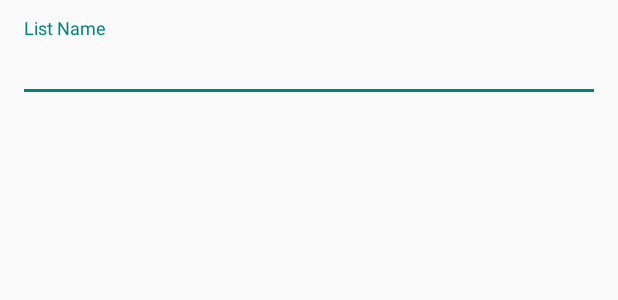
After one commit to MrThe-KotlinDroid/Android_Bootcamp_Projects, an Android app: the layout dialog_add_task_list.xml on its own in the app's theme, with its tools: preview values and no code run, on a phone screen of 412 x 824 dp. The commit adds this screen. Shown: the top 300 px of the screen. Run offline under Robolectric (Android 15) with nearby library versions, the phone set to English and light mode, and no system bars.

Commit message:
chore: Add dialog for creating new task lists and update related functionality

```diff
--- a/I. Beginner_Projects/12_Get It Done/app/src/main/java/com/example/getitdone/data/database/GetItDoneDatabase.kt
+++ b/I. Beginner_Projects/12_Get It Done/app/src/main/java/com/example/getitdone/data/database/GetItDoneDatabase.kt
@@ -50,12 +50,6 @@ abstract class GetItDoneDatabase : RoomDatabase() {
                             // Insert default task list
                             db.execSQL("INSERT INTO task_list (name) VALUES ('Tasks')")
                         }
-
-                        override fun onOpen(db: SupportSQLiteDatabase) {
-                            super.onOpen(db)
-                            // Ensure default task list exists even if onCreate wasn't called
-                            db.execSQL("INSERT OR IGNORE INTO task_list (task_list_id, name) VALUES (1, 'Tasks')")
-                        }
                     })
                     .build()
                 DATABASE_INSTANCE = instance
--- a/I. Beginner_Projects/12_Get It Done/app/src/main/java/com/example/getitdone/data/database/TaskDao.kt
+++ b/I. Beginner_Projects/12_Get It Done/app/src/main/java/com/example/getitdone/data/database/TaskDao.kt
@@ -15,8 +15,8 @@ interface TaskDao {
     @Insert
     suspend fun createTask(task: Task)
 
-    @Query("SELECT * FROM task")
-    fun getAllTasks(): Flow<List<Task>>
+    @Query("SELECT * FROM task WHERE task.list_id = :taskListId")
+    fun getAllTasks(taskListId: Int): Flow<List<Task>>
 
     @Query("SELECT * FROM task WHERE task.is_starred = 1")
     fun getStarredTasks(): Flow<List<Task>>
--- a/I. Beginner_Projects/12_Get It Done/app/src/main/java/com/example/getitdone/ui/tasks/TasksFragment.kt
+++ b/I. Beginner_Projects/12_Get It Done/app/src/main/java/com/example/getitdone/ui/tasks/TasksFragment.kt
@@ -11,7 +11,7 @@ import com.example.getitdone.data.model.Task
 import com.example.getitdone.databinding.FragmentTasksBinding
 import kotlinx.coroutines.launch
 
-class TasksFragment : Fragment(), TasksAdapter.TaskItemClickListener {
+class TasksFragment(private val taskListId: Int) : Fragment(), TasksAdapter.TaskItemClickListener {
 
     private val viewModel: TasksViewModel by viewModels()
     private lateinit var binding: FragmentTasksBinding
@@ -35,7 +35,7 @@ class TasksFragment : Fragment(), TasksAdapter.TaskItemClickListener {
 
     private fun fetchAllTasks() {
         lifecycleScope.launch {
-            viewModel.fetchTasks().collect { tasks ->
+            viewModel.fetchTasks(taskListId).collect { tasks ->
                 adapter.setTasks(tasks)
             }
         }
--- a/I. Beginner_Projects/12_Get It Done/app/src/main/java/com/example/getitdone/ui/tasks/TasksViewModel.kt
+++ b/I. Beginner_Projects/12_Get It Done/app/src/main/java/com/example/getitdone/ui/tasks/TasksViewModel.kt
@@ -12,8 +12,8 @@ class TasksViewModel : ViewModel() {
 
     private val repository: TaskRepository = GetItDoneApplication.taskRepository
 
-    fun fetchTasks(): Flow<List<Task>> {
-        return repository.getTasks()
+    fun fetchTasks(taskListId: Int): Flow<List<Task>> {
+        return repository.getTasks(taskListId)
     }
 
     fun updateTask(task: Task) {
--- /dev/null
+++ b/I. Beginner_Projects/12_Get It Done/app/src/main/res/layout/dialog_add_task_list.xml
@@ -0,0 +1,21 @@
+<?xml version="1.0" encoding="utf-8"?>
+<androidx.constraintlayout.widget.ConstraintLayout xmlns:android="http://schemas.android.com/apk/res/android"
+    android:layout_width="match_parent"
+    android:layout_height="wrap_content"
+    android:padding="12dp"
+    xmlns:app="http://schemas.android.com/apk/res-auto">
+
+    <com.google.android.material.textfield.TextInputLayout
+        app:layout_constraintTop_toTopOf="parent"
+        android:layout_width="match_parent"
+        android:hint="@string/add_task_list_field_hint"
+        android:layout_height="wrap_content">
+
+        <com.google.android.material.textfield.TextInputEditText
+            android:id="@+id/edit_text_list_name"
+            android:layout_width="match_parent"
+            android:layout_height="wrap_content"/>
+
+    </com.google.android.material.textfield.TextInputLayout>
+
+</androidx.constraintlayout.widget.ConstraintLayout>
--- a/I. Beginner_Projects/12_Get It Done/app/src/main/res/values/strings.xml
+++ b/I. Beginner_Projects/12_Get It Done/app/src/main/res/values/strings.xml
@@ -7,4 +7,8 @@
     <string name="dialog_add_task_star_button">Star Task</string>
     <string name="dialog_add_task_save_button">Save</string>
     <string name="add_new_list_button_text">Add new list</string>
+    <string name="add_new_list_dialog_title">Add new list</string>
+    <string name="create_button_text">Create</string>
+    <string name="cancel_button_text">Cancel</string>
+    <string name="add_task_list_field_hint">List Name</string>
 </resources>
```
Also changed, not shown: I. Beginner_Projects/12_Get It Done/app/src/main/java/com/example/getitdone/data/TaskRepository.kt (+7 -2 lines), I. Beginner_Projects/12_Get It Done/app/src/main/java/com/example/getitdone/ui/MainActivity.kt (+26 -6 lines), I. Beginner_Projects/12_Get It Done/app/src/main/java/com/example/getitdone/ui/MainViewModel.kt (+10 -1 lines).
